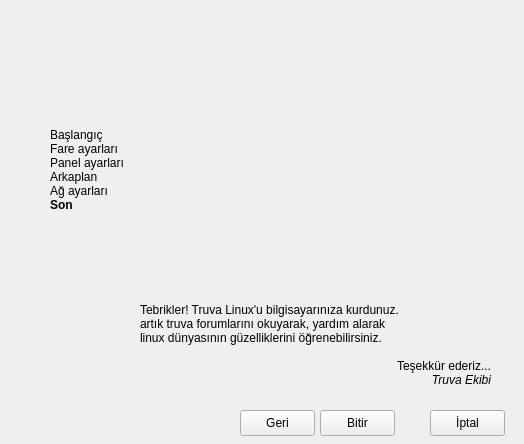
This is projeler/anatolya-bey/src/screens/ui/endWindow.ui in atlantistruva/truvalinux as Qt 5 draws it before an edit. The edited form follows.
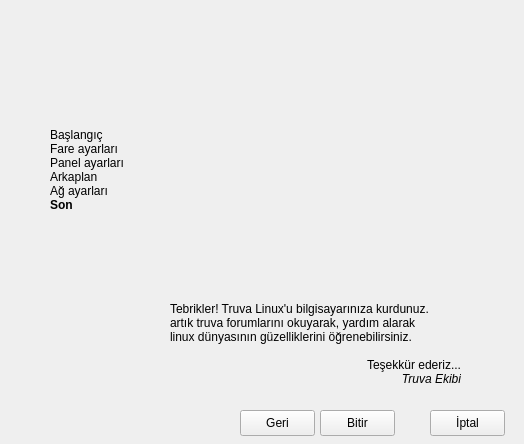
This is the edited form. Icons and pictures are not drawn.

The edit to the form file:
```diff
--- a/projeler/anatolya-bey/src/screens/ui/endWindow.ui
+++ b/projeler/anatolya-bey/src/screens/ui/endWindow.ui
@@ -32,21 +32,13 @@
    <string notr="true" >QMainWindow {background-image: url(:/beyimage/beyimage.png);}</string>
   </property>
   <widget class="QWidget" name="centralwidget" >
-   <property name="geometry" >
-    <rect>
-     <x>0</x>
-     <y>0</y>
-     <width>524</width>
-     <height>444</height>
-    </rect>
-   </property>
    <widget class="QLabel" name="label" >
     <property name="geometry" >
      <rect>
-      <x>140</x>
-      <y>300</y>
-      <width>351</width>
-      <height>91</height>
+      <x>170</x>
+      <y>290</y>
+      <width>291</width>
+      <height>108</height>
      </rect>
     </property>
     <property name="text" >
@@ -65,9 +57,9 @@
    <widget class="QLabel" name="endPicture" >
     <property name="geometry" >
      <rect>
-      <x>150</x>
+      <x>170</x>
       <y>70</y>
-      <width>341</width>
+      <width>325</width>
       <height>221</height>
      </rect>
     </property>
```
Left out of the diff: 14 changed lines with no effect on the pictures.
